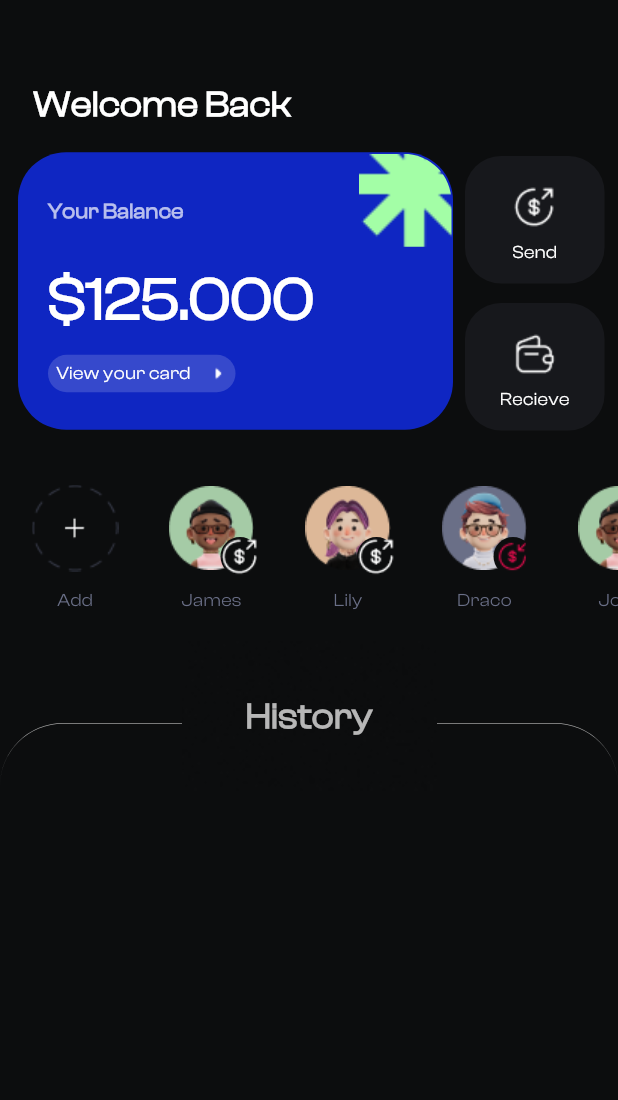
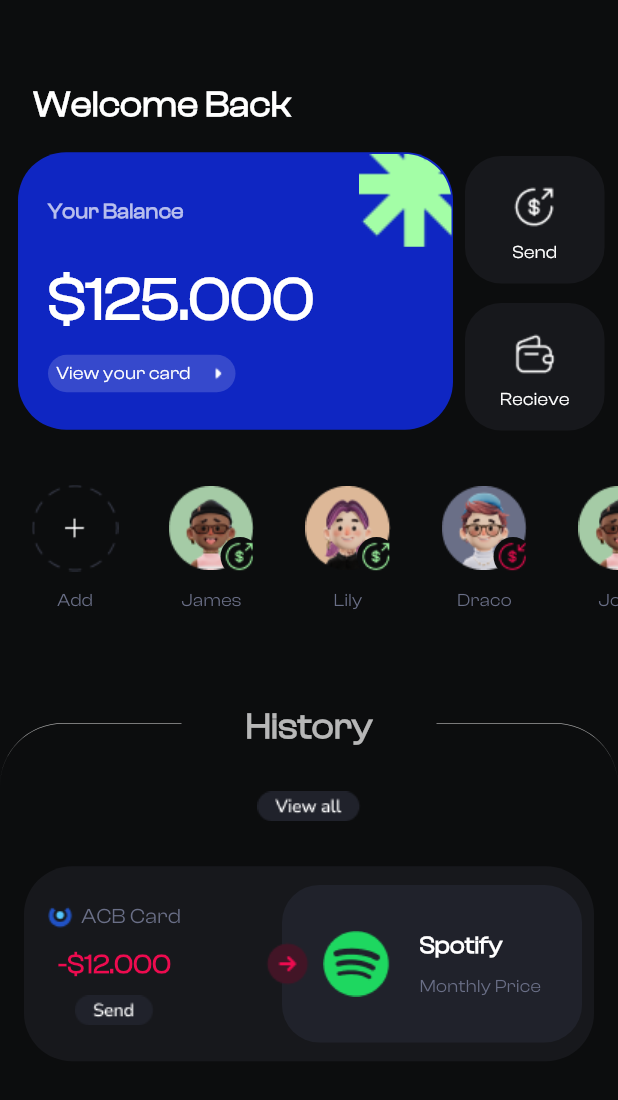
Before and after one commit to AaronOtu/UI-Designs-Flutter, a Flutter app: the screen it shows after launch, on a phone screen of 412 x 824 dp. Shown: the top 1100 px of the screen. Run offline on Flutter 3.47's test engine with Material 3 defaults, Android fonts, the light colour scheme and no system bars; our stand-ins replace flutter_riverpod, font_awesome_flutter, google_fonts.

Commit message:
changes made

```diff
--- a/lib/main.dart
+++ b/lib/main.dart
@@ -1,8 +1,9 @@
 import 'package:flutter/material.dart';
+import 'package:flutter_riverpod/flutter_riverpod.dart';
 import 'package:my_designs/screens/fig1.dart';
 
 void main() {
-  runApp(const MyApp());
+  runApp(ProviderScope(child: const MyApp()));
 }
 
 class MyApp extends StatelessWidget {
--- a/lib/screens/fig1.dart
+++ b/lib/screens/fig1.dart
@@ -3,6 +3,9 @@
 import 'package:flutter/material.dart';
 import 'package:flutter_riverpod/flutter_riverpod.dart';
 import 'package:google_fonts/google_fonts.dart';
+import 'package:my_designs/widgets/Icon_container.dart';
+import 'package:my_designs/widgets/font_widget.dart';
+import 'package:my_designs/widgets/card_container.dart';
 
 class FigmaPage1 extends ConsumerStatefulWidget {
   const FigmaPage1({super.key});
@@ -23,13 +26,13 @@ class _FigmaPage1State extends ConsumerState<FigmaPage1> {
       "text": 'James',
       "midIcon": null,
       'imageUrl': 'images/james.png',
-      "sideIcon": 'images/money-send.png'
+      "sideIcon": 'images/money-sendgr.png'
     },
     {
       "text": 'Lily',
       "midIcon": null,
       'imageUrl': 'images/lily.png',
-      "sideIcon": 'images/money-send.png'
+      "sideIcon": 'images/money-sendgr.png'
     },
     {
       "text": 'Draco',
@@ -50,6 +53,34 @@ class _FigmaPage1State extends ConsumerState<FigmaPage1> {
       "sideIcon": 'images/money-recieve.png'
     },
   ];
+
+ final List<Map<String, dynamic>> list =[
+  {
+    'cardLog': 'images/logo1.png',
+    "cardName": 'ACB Card',
+    "bankName": 'Spotify',
+    "plan":'Monthly Price',
+    "cardIcon":'images/cardicon1.png',
+    "amount":'-\$12.000',
+    "sendRecieve":'images/tag1.png',
+    "sendRecieveIcon": 'images/arrow-send.png',
+    "color": Color(0xFFED0B4F)
+  },
+  {
+    'cardLog': 'images/logo1.png',
+    "cardName": 'TCB Card',
+    "bankName": 'TCB Bank',
+    "plan":'Monthly interest',
+    "cardIcon":'images/cardicon1.png',
+    "amount":'+\$18.000',
+    "sendRecieve":'images/tag1.png',
+    "sendRecieveIcon": 'images/arrow-send.png',
+    "color": Color(0xFFED0B4F)
+  },
+
+ ];
+
+
 
   @override
   Widget build(BuildContext context) {
@@ -208,40 +239,69 @@ class _FigmaPage1State extends ConsumerState<FigmaPage1> {
               ),
             ),
             const SizedBox(height: 70),
-            Stack(
-              clipBehavior: Clip.none,
-              children: [
+            Stack(clipBehavior: Clip.none, children: [
               Container(
                   width: double.infinity,
-                height: 200,
+
                   decoration: BoxDecoration(
                       borderRadius: BorderRadius.only(
                         topLeft: Radius.circular(42),
                         topRight: Radius.circular(42),
                       ),
-                    border:
-                        Border(top: BorderSide(color: Colors.grey, width: 0.5))),
-              ),
+                      border: Border(
+                          top: BorderSide(color: Colors.grey, width: 0.5))),
+                  child: Column(
+                    children: [
+                      const SizedBox(height:45),
+                      Image(image:AssetImage('images/view-button.png')),
+                   const SizedBox(height:30),
+
+
+
+                    CardWidget(
+                        cardLogo: 'images/logo1.png',
+                        cardName: 'ACB Card',
+                        bankName: 'Spotify',
+                        plan: 'Monthly Price',
+                        cardIcon: 'images/cardicon1.png',
+                        amount: '-\$12.000',
+                        sendRecieve: 'images/tag1.png',
+                        sendRecieveIcon: 'images/arrow-send.png',
+                        color: Color(0xFFED0B4F))
+                  ])),
+
+
+
               Positioned(
-                top: -55,
+                top: -15,
                 left: 0,
                 right: 0,
                 child: Center(
                   child: Container(
-                    height: 100,
+                      // height: 100,
                        width: 170,
-                      decoration: BoxDecoration(
-                        image: DecorationImage(
-                            image: AssetImage('images/based.png'),
-                            fit: BoxFit.cover),
-                      ),
+                      // decoration: BoxDecoration(
+                      //   image: DecorationImage(
+                      //       image: AssetImage('images/based.png'),
+                      //       fit: BoxFit.cover),
+                      // ),
+                      color:Color(0xFF0C0D0E),
                       child: Center(
-                        child: Text('History',
+                        child:
+                        // Xtext(
+                        //     text: 'History',
+                        //     fontSize: 24,
+                        //     color: Colors.white.withOpacity(0.7),
+                        //     fontWeight: FontWeight.bold),
+                        Text('History',
                             style: TextStyle(
                                 fontFamily: 'ClashDisplay',
                                 fontSize: 24,
                                 color: Colors.white.withOpacity(0.7),
-                                fontWeight: FontWeight.w600)),
+                                fontWeight: FontWeight.w600,
+                                backgroundColor: Colors.transparent
+                                )
+                                ),
                       )),
                 ),
               )
@@ -295,74 +355,3 @@ class SenRecCon extends StatelessWidget {
     );
   }
 }
-
-class IconCon extends StatelessWidget {
-  final String? midIcon;
-  final String text;
-  final String? sidIcon;
-  final String imageUrl;
-
-  const IconCon(
-      {super.key,
-      required this.text,
-      this.midIcon,
-      this.sidIcon,
-      required this.imageUrl});
-
-  @override
-  Widget build(BuildContext context) {
-    return Column(
-      children: [
-        InkWell(
-          onTap: () {},
-          child: Container(
-            height: 80,
-            width: 80,
-            decoration: BoxDecoration(
-              image: DecorationImage(
-                image: AssetImage(imageUrl),
-              ),
-              borderRadius: BorderRadius.circular(20),
-              //color: Color(0xFF17181C),
-            ),
-            child: Stack(
-              alignment: Alignment.center,
-              children: [
-                if (midIcon != null)
-                  Image.asset(
-                    midIcon!,
-                    width: 24,
-                    height: 24,
-                  ),
-                if (sidIcon != null)
-                  Positioned(
-                      bottom: 8,
-                      right: 8,
-                      child: Container(
-                        height: 26,
-                        width: 26,
-                        decoration: BoxDecoration(
-                            borderRadius: BorderRadius.circular(32),
-                            color: Color(0xFF0C0D0E)),
-                        child: Image.asset(
-                          sidIcon!,
-                          width: 12,
-                          height: 12,
-                        ),
-                      )),
-              ],
-            ),
-          ),
-        ),
-        Text(
-          text,
-          style: TextStyle(
-            fontFamily: 'ClashDisplay',
-            fontSize: 12,
-            color: Color(0xFF6A6F87),
-          ),
-        )
-      ],
-    );
-  }
-}
--- /dev/null
+++ b/lib/widgets/card_container.dart
@@ -0,0 +1,110 @@
+import 'package:flutter/material.dart';
+import 'package:my_designs/widgets/font_widget.dart';
+
+
+class CardWidget extends StatelessWidget {
+   final String cardLogo;
+   final String bankName;
+   final String cardName;
+   final String amount;
+   final String plan;
+   final String cardIcon;
+   final String sendRecieve;
+   final String sendRecieveIcon;
+   final Color? color;
+
+
+  const CardWidget({
+   super.key,
+   required this.cardLogo,
+   required this.cardName,
+   required this.bankName,
+   required this.plan,
+   required this.cardIcon,
+   required this.amount,
+   required this.sendRecieve,
+   required this.sendRecieveIcon,
+   this.color,
+
+   });
+
+  @override
+  Widget build(BuildContext context) {
+    return  Container(
+      height: 130,
+      width:380,
+     decoration: BoxDecoration(
+      color: Color(0xFF17181C),
+      borderRadius: BorderRadius.circular(32)
+     ),
+    child:Padding(
+      padding: const EdgeInsets.all(8.0),
+      child: Row(
+        mainAxisAlignment: MainAxisAlignment.spaceBetween,
+        children: [
+
+        Padding(
+          padding: const EdgeInsets.all(8.0),
+          child: Column(
+            mainAxisAlignment:MainAxisAlignment.spaceEvenly,
+                children:[
+          Row(children:[ Image(image:AssetImage(cardLogo)),const SizedBox(width:5),Xtext(text:cardName,color:Color(0xFF6A6F87))]),
+          Xtext(text:amount, color:color, fontSize:18, fontWeight: FontWeight.bold,),
+          Image(image:AssetImage(sendRecieve))
+                ]
+          ),
+        ),
+
+      Stack(
+        clipBehavior: Clip.none,
+        children:[
+      Container(
+      height:105,
+      width:200,
+      decoration: BoxDecoration(
+        color:Color(0xFF20222B),
+        borderRadius:BorderRadius.circular(25),
+      ),
+      child: Padding(
+        padding: const EdgeInsets.all(8.0),
+        child: Row(
+          mainAxisAlignment: MainAxisAlignment.spaceEvenly,
+          children: [
+            Image(image:AssetImage(cardIcon)),
+
+            Column(
+              crossAxisAlignment: CrossAxisAlignment.start,
+              mainAxisAlignment: MainAxisAlignment.center,
+              children:[
+                Xtext(text:bankName,fontSize:16, color:Colors.white,fontWeight:FontWeight.bold),
+                const SizedBox(height:8.0),
+                Xtext(text:plan, fontSize:12,color:Color(0xFF6A6F87))
+              ]
+            )
+          ],
+        ),
+      ),
+        ),
+
+        Positioned(
+      left: -50,
+      top:0,
+      bottom:0,
+      child: Image(image:AssetImage(sendRecieveIcon))
+        )
+
+
+
+
+        ]
+      )
+
+
+
+
+        ],
+      ),
+    )
+    );
+  }
+}
--- a/lib/widgets/font_widget.dart
+++ b/lib/widgets/font_widget.dart
@@ -0,0 +1,32 @@
+
+
+import 'package:flutter/material.dart';
+
+class Xtext extends StatelessWidget {
+  final String text;
+  final Color? color;
+  final double? fontSize;
+  final FontWeight? fontWeight;
+  final String? fontFamily;
+
+  const Xtext(
+      {
+      super.key,
+      required this.text,
+      this.color,
+      this.fontSize,
+      this.fontWeight,
+      this.fontFamily
+
+      });
+
+  @override
+  Widget build(BuildContext context) {
+    return Text(text,
+        style: TextStyle(
+            fontFamily: fontFamily ?? 'ClashDisplay',
+            fontSize: fontSize,
+            color: color,
+            fontWeight: fontWeight));
+  }
+}
--- /dev/null
+++ b/lib/widgets/icon_container.dart
@@ -0,0 +1,72 @@
+import 'package:flutter/material.dart';
+
+class IconCon extends StatelessWidget {
+  final String? midIcon;
+  final String text;
+  final String? sidIcon;
+  final String imageUrl;
+
+  const IconCon(
+      {super.key,
+      required this.text,
+      this.midIcon,
+      this.sidIcon,
+      required this.imageUrl});
+
+  @override
+  Widget build(BuildContext context) {
+    return Column(
+      children: [
+        InkWell(
+          onTap: () {},
+          child: Container(
+            height: 80,
+            width: 80,
+            decoration: BoxDecoration(
+              image: DecorationImage(
+                image: AssetImage(imageUrl),
+              ),
+              borderRadius: BorderRadius.circular(20),
+              //color: Color(0xFF17181C),
+            ),
+            child: Stack(
+              alignment: Alignment.center,
+              children: [
+                if (midIcon != null)
+                  Image.asset(
+                    midIcon!,
+                    width: 24,
+                    height: 24,
+                  ),
+                if (sidIcon != null)
+                  Positioned(
+                      bottom: 8,
+                      right: 8,
+                      child: Container(
+                        height: 26,
+                        width: 26,
+                        decoration: BoxDecoration(
+                            borderRadius: BorderRadius.circular(32),
+                            color: Color(0xFF0C0D0E)),
+                        child: Image.asset(
+                          sidIcon!,
+                          width: 12,
+                          height: 12,
+                        ),
+                      )),
+              ],
+            ),
+          ),
+        ),
+        Text(
+          text,
+          style: TextStyle(
+            fontFamily: 'ClashDisplay',
+            fontSize: 12,
+            color: Color(0xFF6A6F87),
+          ),
+        )
+      ],
+    );
+  }
+}
--- /dev/null
+++ b/lib/widgets/text_container.dart
@@ -0,0 +1,11 @@
+import 'package:flutter/material.dart';
+
+
+class MyWidget extends StatelessWidget {
+  const MyWidget({super.key});
+
+  @override
+  Widget build(BuildContext context) {
+    return const Placeholder();
+  }
+}
```
Also changed, not shown: pubspec.yaml (+7 -0 lines), images/arrow-send.png (added), images/cardicon1.png (added), images/logo1.png (added), images/money-sendgr.png (added), images/tag1.png (added), images/view-button.png (added), lib/widgets/names_display.dart (deleted). Lines whose indentation alone changed are shown as unchanged.
